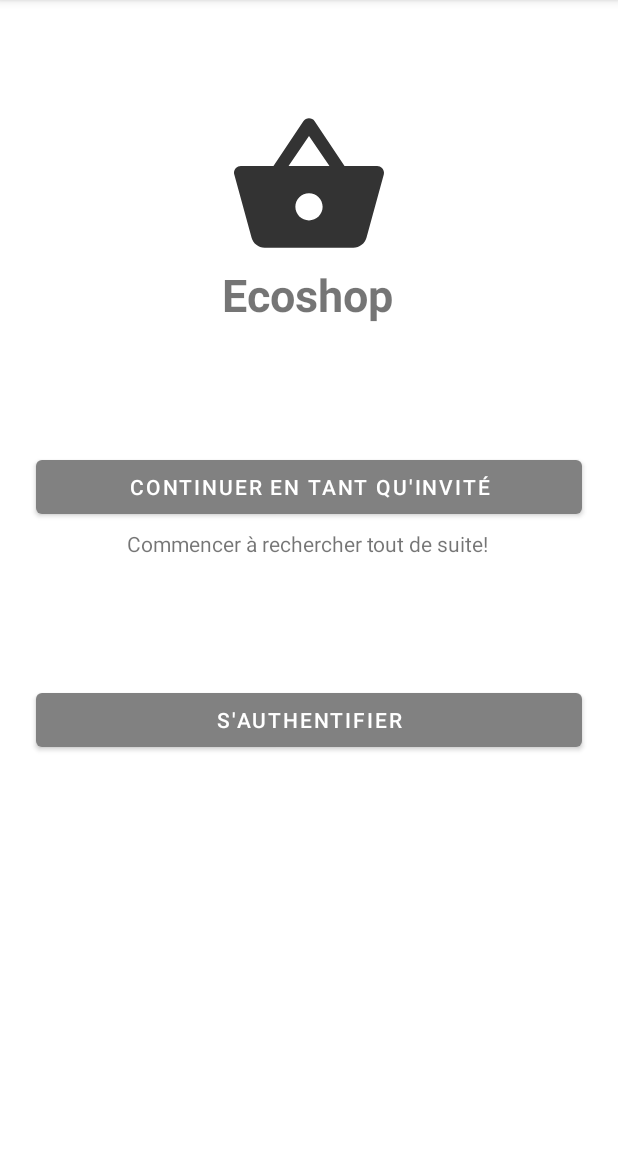
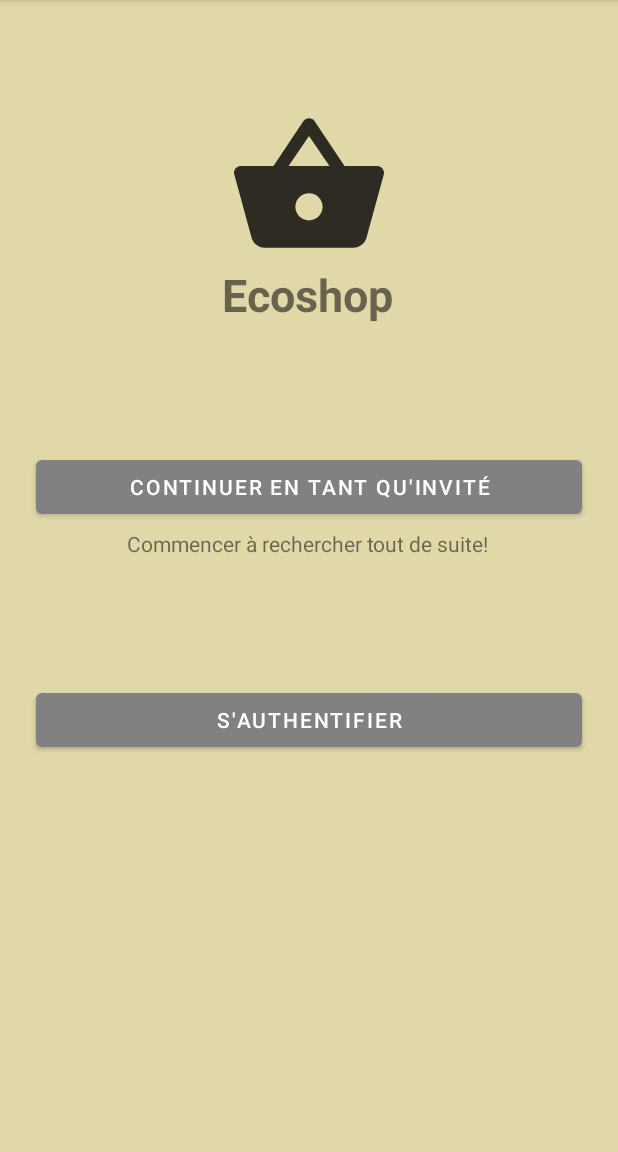
Before and after one commit to gabrielMenard/ApplicationEpicerie, an Android app: the screen it shows after launch (Preauthentification), on a phone screen of 412 x 824 dp, the part 84-1236 px from its top. Run offline under Robolectric (Android 15) with nearby library versions, the phone set to English and light mode, and no system bars.

Commit message:
mit le meme background partout

```diff
--- a/devoir4/app/src/main/res/layout/accueil.xml
+++ b/devoir4/app/src/main/res/layout/accueil.xml
@@ -4,7 +4,8 @@
     xmlns:app="http://schemas.android.com/apk/res-auto"
     xmlns:tools="http://schemas.android.com/tools"
     android:layout_width="match_parent"
-    android:layout_height="match_parent">
+    android:layout_height="match_parent"
+    android:background="@color/background">
     <ImageView
         android:id="@+id/b_profile"
         android:layout_width="60dp"
--- a/devoir4/app/src/main/res/layout/authentification.xml
+++ b/devoir4/app/src/main/res/layout/authentification.xml
@@ -3,7 +3,8 @@
     xmlns:android="http://schemas.android.com/apk/res/android"
     xmlns:app="http://schemas.android.com/apk/res-auto"
     android:layout_width="match_parent"
-    android:layout_height="match_parent">
+    android:layout_height="match_parent"
+    android:background="@color/background">
 
     <ImageView
         android:id="@+id/ic_ecoshop"
--- a/devoir4/app/src/main/res/layout/favoris.xml
+++ b/devoir4/app/src/main/res/layout/favoris.xml
@@ -3,7 +3,8 @@
     xmlns:android="http://schemas.android.com/apk/res/android"
     xmlns:tools="http://schemas.android.com/tools"
     android:layout_width="match_parent"
-    android:layout_height="match_parent">
+    android:layout_height="match_parent"
+    android:background="@color/background">
 
     <androidx.recyclerview.widget.RecyclerView
         android:id="@+id/recycler_view_favoris"
--- a/devoir4/app/src/main/res/layout/preauthentification.xml
+++ b/devoir4/app/src/main/res/layout/preauthentification.xml
@@ -4,7 +4,8 @@
     xmlns:app="http://schemas.android.com/apk/res-auto"
     xmlns:tools="http://schemas.android.com/tools"
     android:layout_width="match_parent"
-    android:layout_height="match_parent">
+    android:layout_height="match_parent"
+    android:background="@color/background">
 
     <ImageView
         android:id="@+id/ic_ecoshop"
--- a/devoir4/app/src/main/res/layout/searchresult.xml
+++ b/devoir4/app/src/main/res/layout/searchresult.xml
@@ -4,6 +4,7 @@
     xmlns:app="http://schemas.android.com/apk/res-auto"
     xmlns:tools="http://schemas.android.com/tools"
     android:layout_width="match_parent"
-    android:layout_height="match_parent">
+    android:layout_height="match_parent"
+    android:background="@color/background">
 
 </androidx.constraintlayout.widget.ConstraintLayout>
```
